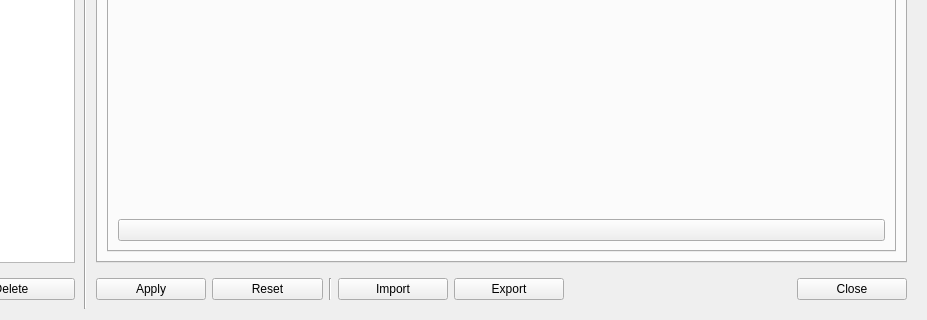
epl-viz/EPL-Viz, file libEPLViz/ui/settingswindow.ui: the form before one commit; both pictures show x 207 to 1134 and y 361 to 681 of the 1134 by 681 pixel window.
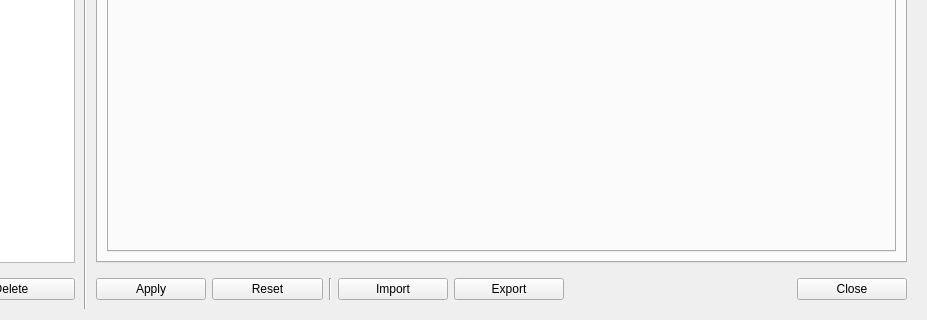
The form after the commit. The open tabs and pages were chosen to show the change. Icons and pictures are not drawn.

```diff
--- a/libEPLViz/ui/settingswindow.ui
+++ b/libEPLViz/ui/settingswindow.ui
@@ -3091,6 +3091,15 @@
               </item>
               <item>
                <widget class="QPushButton" name="crashButton">
+                <property name="minimumSize">
+                 <size>
+                  <width>0</width>
+                  <height>75</height>
+                 </size>
+                </property>
+                <property name="styleSheet">
+                 <string notr="true">border: 0px</string>
+                </property>
                 <property name="text">
                  <string/>
                 </property>
```
